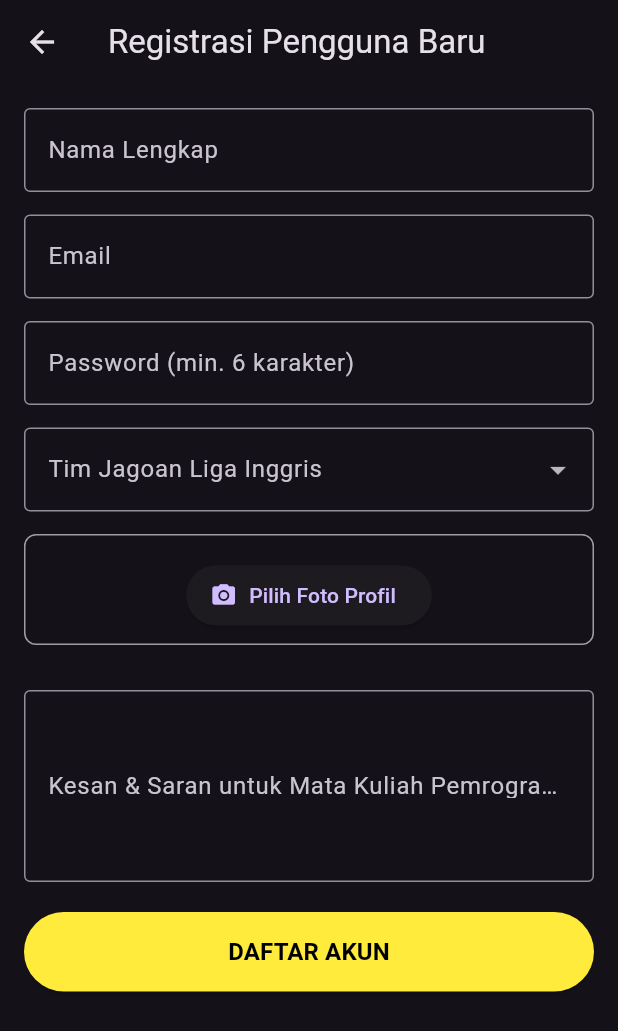
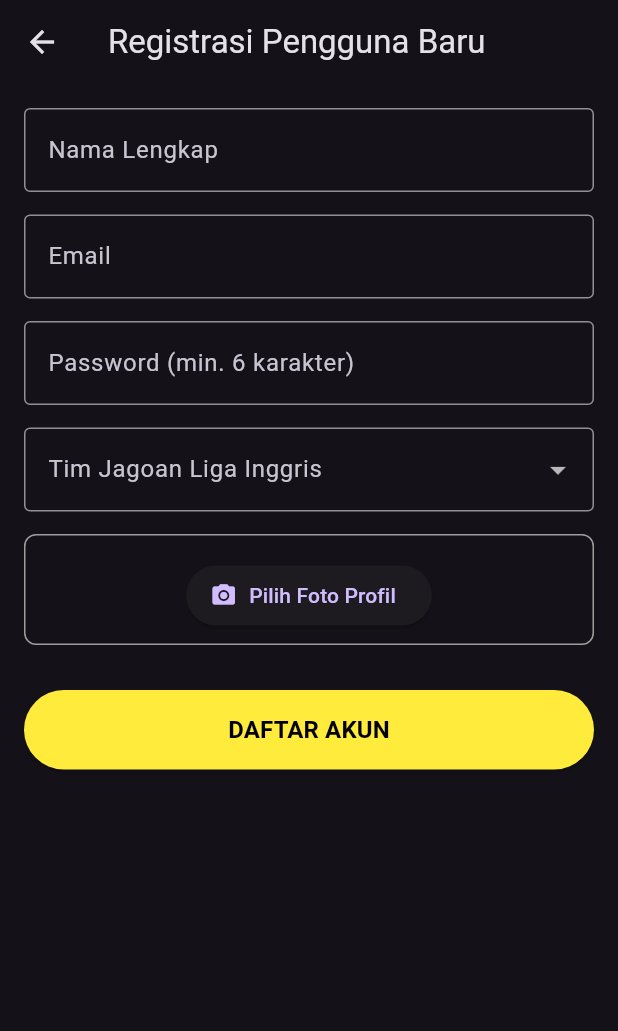
Before and after one commit to bintangkusuma43/KlasmenDanBeritaEPL, a Flutter app: the ProfileScreen screen opened directly, after a tap on "Logout", after a tap on "Belum punya akun? Daftar di sini", on a phone screen of 412 x 824 dp. Shown: the top 1031 px of the screen. Run offline on Flutter 3.47's test engine with Material 3 defaults, Android fonts, the phone set to English and light mode, and no system bars; our stand-ins replace flutter_local_notifications, flutter_svg, geolocator, hive, hive_flutter, image_picker and 2 more; accounts and stored records are empty.

Commit message:
Change kesan saran to static content in profile with dialog button

```diff
--- a/lib/screens/auth/register_screen.dart
+++ b/lib/screens/auth/register_screen.dart
@@ -20,7 +20,6 @@ class _RegisterScreenState extends State<RegisterScreen> {
   final TextEditingController _nameController = TextEditingController();
   final TextEditingController _emailController = TextEditingController();
   final TextEditingController _passwordController = TextEditingController();
-  final TextEditingController _feedbackController = TextEditingController();
 
   final HiveService _hiveService = HiveService();
 
@@ -142,9 +141,7 @@ class _RegisterScreenState extends State<RegisterScreen> {
         passwordHash: hashedPassword,
         favoriteTeam: _selectedTeam!,
         profilePhotoUrl: savedImagePath,
-        kesanSaran: _feedbackController.text.isNotEmpty
-            ? _feedbackController.text
-            : null,
+        kesanSaran: null,
       );
 
       try {
@@ -285,20 +282,6 @@ class _RegisterScreenState extends State<RegisterScreen> {
               ),
               const SizedBox(height: 30),
 
-              // Kesan dan Saran (textarea)
-              TextFormField(
-                controller: _feedbackController,
-                decoration: const InputDecoration(
-                  labelText:
-                      'Kesan & Saran untuk Mata Kuliah Pemrograman Aplikasi Mobile',
-                  border: OutlineInputBorder(),
-                ),
-                keyboardType: TextInputType.multiline,
-                maxLines: 4,
-              ),
-              const SizedBox(height: 20),
-
-              // Tombol Daftar
               ElevatedButton(
                 onPressed: _register,
                 style: ElevatedButton.styleFrom(
--- a/lib/screens/profile_screen.dart
+++ b/lib/screens/profile_screen.dart
@@ -43,6 +43,97 @@ class _ProfileScreenState extends State<ProfileScreen> {
     Navigator.of(
       context,
     ).pushReplacement(MaterialPageRoute(builder: (_) => const LoginScreen()));
+  }
+
+  void _showKesanSaranDialog(BuildContext context) {
+    showDialog(
+      context: context,
+      builder: (BuildContext context) {
+        return AlertDialog(
+          backgroundColor: Colors.grey[900],
+          shape: RoundedRectangleBorder(
+            borderRadius: BorderRadius.circular(20),
+            side: const BorderSide(color: Colors.yellow, width: 2),
+          ),
+          title: const Row(
+            children: [
+              Icon(Icons.feedback, color: Colors.yellow),
+              SizedBox(width: 8),
+              Text(
+                'Kesan & Saran',
+                style: TextStyle(
+                  color: Colors.yellow,
+                  fontWeight: FontWeight.bold,
+                ),
+              ),
+            ],
+          ),
+          content: SingleChildScrollView(
+            child: Column(
+              crossAxisAlignment: CrossAxisAlignment.start,
+              mainAxisSize: MainAxisSize.min,
+              children: [
+                const Text(
+                  '📝 Kesan:',
+                  style: TextStyle(
+                    color: Colors.yellow,
+                    fontWeight: FontWeight.bold,
+                    fontSize: 16,
+                  ),
+                ),
+                const SizedBox(height: 8),
+                const Text(
+                  'Terima kasih Pak Bagus, berkat tugas dari bapak saya semakin rajin untuk berdoa dan beribadah. Izinkan saya mengucapkan kata-kata keramat "Segampang itu"',
+                  style: TextStyle(
+                    color: Colors.white70,
+                    fontSize: 14,
+                    height: 1.5,
+                  ),
+                ),
+                const SizedBox(height: 16),
+                const Text(
+                  '💡 Saran:',
+                  style: TextStyle(
+                    color: Colors.yellow,
+                    fontWeight: FontWeight.bold,
+                    fontSize: 16,
+                  ),
+                ),
+                const SizedBox(height: 8),
+                const Text(
+                  'Saran saya ganti kata-kata "segampang itu" menjadi "semumet itu". Maaf jika aplikasi saya tidak bagus, karna saya Tatang bukan Bagus',
+                  style: TextStyle(
+                    color: Colors.white70,
+                    fontSize: 14,
+                    height: 1.5,
+                  ),
+                ),
+              ],
+            ),
+          ),
+          actions: [
+            TextButton(
+              onPressed: () => Navigator.of(context).pop(),
+              style: TextButton.styleFrom(
+                backgroundColor: Colors.yellow,
+                foregroundColor: Colors.black,
+                padding: const EdgeInsets.symmetric(
+                  horizontal: 20,
+                  vertical: 10,
+                ),
+                shape: RoundedRectangleBorder(
+                  borderRadius: BorderRadius.circular(8),
+                ),
+              ),
+              child: const Text(
+                'Tutup',
+                style: TextStyle(fontWeight: FontWeight.bold),
+              ),
+            ),
+          ],
+        );
+      },
+    );
   }
 
   @override
@@ -196,49 +287,28 @@ class _ProfileScreenState extends State<ProfileScreen> {
                             ),
                           ),
                           const SizedBox(height: 12),
-                          Card(
-                            color: Colors.grey[850],
-                            margin: const EdgeInsets.symmetric(horizontal: 16),
-                            shape: RoundedRectangleBorder(
-                              borderRadius: BorderRadius.circular(16),
-                              side: const BorderSide(
-                                color: Colors.yellow,
-                                width: 1,
+                          Padding(
+                            padding: const EdgeInsets.symmetric(horizontal: 16),
+                            child: ElevatedButton.icon(
+                              onPressed: () => _showKesanSaranDialog(context),
+                              style: ElevatedButton.styleFrom(
+                                backgroundColor: Colors.yellow,
+                                foregroundColor: Colors.black,
+                                padding: const EdgeInsets.symmetric(
+                                  vertical: 14,
+                                  horizontal: 20,
+                                ),
+                                shape: RoundedRectangleBorder(
+                                  borderRadius: BorderRadius.circular(12),
+                                ),
                               ),
-                            ),
-                            child: Padding(
-                              padding: const EdgeInsets.all(16.0),
-                              child: Column(
-                                crossAxisAlignment: CrossAxisAlignment.start,
-                                children: <Widget>[
-                                  const Row(
-                                    children: <Widget>[
-                                      Icon(
-                                        Icons.feedback,
-                                        color: Colors.yellow,
-                                        size: 20,
-                                      ),
-                                      SizedBox(width: 8),
-                                      Text(
-                                        'Kesan & Saran',
-                                        style: TextStyle(
-                                          color: Colors.yellow,
-                                          fontWeight: FontWeight.bold,
-                                          fontSize: 16,
-                                        ),
-                                      ),
-                                    ],
-                                  ),
-                                  const SizedBox(height: 8),
-                                  Text(
-                                    _currentUser?.kesanSaran ??
-                                        '- Belum ada keterangan -',
-                                    style: const TextStyle(
-                                      color: Colors.white70,
-                                      fontSize: 15,
-                                    ),
-                                  ),
-                                ],
+                              icon: const Icon(Icons.feedback),
+                              label: const Text(
+                                'Lihat Kesan & Saran',
+                                style: TextStyle(
+                                  fontSize: 16,
+                                  fontWeight: FontWeight.bold,
+                                ),
                               ),
                             ),
                           ),
```
